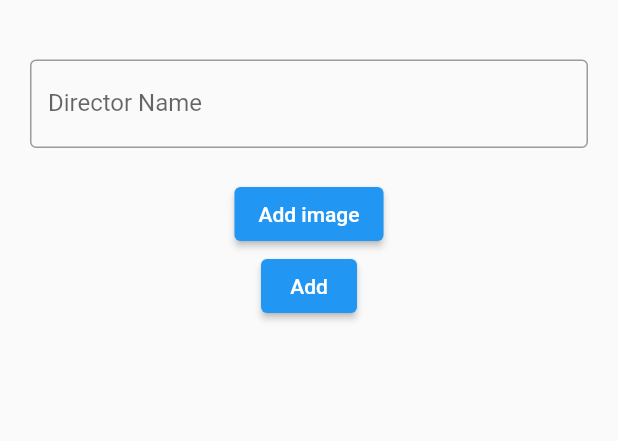
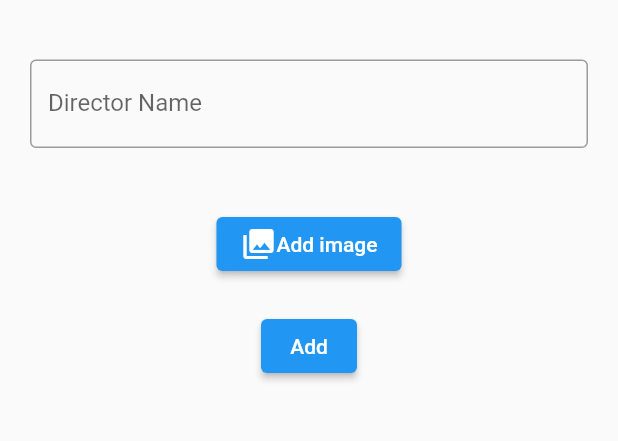
Before and after one commit to sayanlp99/movieapp, a Flutter app: the Upload screen opened directly, on a phone screen of 412 x 824 dp, the part 119-560 px from its top. Run offline on Flutter 3.47's test engine with Material 2 defaults, Android fonts, the phone set to English and light mode, and no system bars; our stand-ins replace cloud_firestore, file_picker, firebase_core, firebase_storage, google_sign_in; missing offline and left inert: confirm_dialog, flutter_statusbarcolor_ns; accounts and stored records are empty.

Commit message:
Minor UI changes

```diff
--- a/lib/screen/Upload.dart
+++ b/lib/screen/Upload.dart
@@ -19,14 +19,13 @@ class Upload extends StatefulWidget {
 class _UploadState extends State<Upload> {
   final TextEditingController _nameController = TextEditingController();
   final TextEditingController _directorController = TextEditingController();
-  final TextEditingController _picUrlController = TextEditingController();
   UploadTask? task;
   File? file;
   late final String picUrl;
+  bool submitting = false;
 
   @override
   Widget build(BuildContext context) {
-    final fileName = file != null ? basename(file!.path) : 'No File Selected';
     return Scaffold(
         body: SingleChildScrollView(
       child: SafeArea(
@@ -46,25 +45,34 @@ class _UploadState extends State<Upload> {
                 decoration: InputDecoration(
                     labelText: "Director Name", border: OutlineInputBorder()),
               )),
-          // Container(
-          //     margin: EdgeInsets.all(20),
-          //     child: TextField(
-          //       controller: _picUrlController,
-          //       decoration: InputDecoration(
-          //           labelText: "Pic url", border: OutlineInputBorder()),
-          //     )),
-          ElevatedButton(
-              onPressed: () {
-                selectFile();
-              },
-              child: Text("Add image")),
+          Container(
+              margin: EdgeInsets.all(20),
+              child: Row(children: [
+                Spacer(),
+                ElevatedButton(
+                    onPressed: () {
+                      selectFile();
+                    },
+                    child: Row(children: [
+                      Icon(Icons.collections),
+                      Text("Add image")
+                    ])),
+                Spacer()
+              ])),
           ElevatedButton(
               onPressed: () async {
+                setState(() {
+                  submitting = true;
+                });
                 picUrl = await uploadFile();
                 submitData(_nameController.text, _directorController.text,
                     picUrl, googleSignIn.currentUser!.email.toString());
               },
-              child: Text("Add"))
+              child: Text("Add")),
+          SizedBox(height: 20),
+          Container(
+              child:
+                  submitting == true ? CircularProgressIndicator() : Text("")),
         ],
       )),
     ));
@@ -73,8 +81,11 @@ class _UploadState extends State<Upload> {
   void submitData(String text, String text2, String pic, String user) async {
     movieRef
         .add({"name": text, "director": text2, "picUrl": pic, "user": user});
-    // Navigator.of(context)
-    //     .push(MaterialPageRoute(builder: (context) => TabView()));
+    Navigator.of(this.context)
+        .push(MaterialPageRoute(builder: (context) => TabView()));
+    setState(() {
+      submitting = false;
+    });
   }
 
   Future selectFile() async {
```
